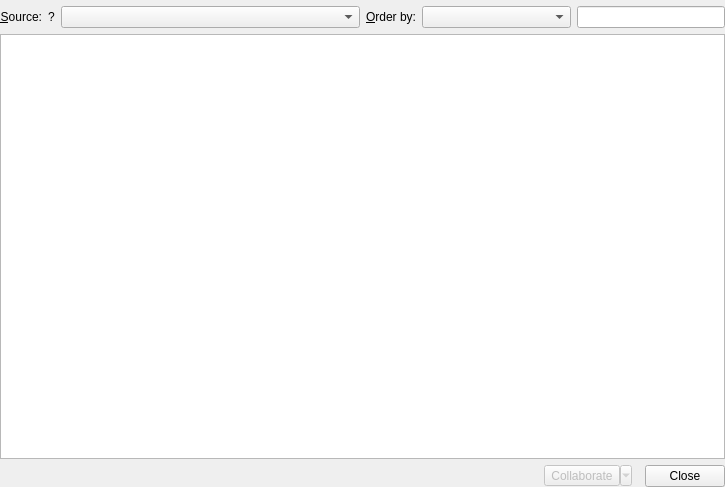
Old version of the form knewstuff/knewstuff3/ui/DownloadDialog.ui in the repository KDE/kdelibs.
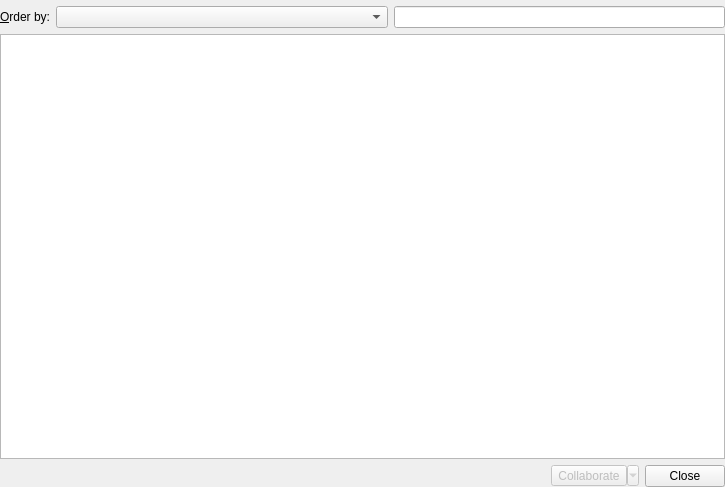
New version of the form. Custom widgets are drawn as their Qt base class.

Commit message: remove deprecated feed, entryloader, entryhandler, providerhandler classes, and set up the download dialog ui to no longer differentiate providers

Patch:
```diff
--- a/knewstuff/knewstuff3/ui/DownloadDialog.ui
+++ b/knewstuff/knewstuff3/ui/DownloadDialog.ui
@@ -19,43 +19,6 @@
    </item>
    <item>
     <layout class="QHBoxLayout">
-     <item>
-      <layout class="QHBoxLayout">
-       <item>
-        <widget class="QLabel" name="label">
-         <property name="text">
-          <string>&amp;Source:</string>
-         </property>
-         <property name="alignment">
-          <set>Qt::AlignRight|Qt::AlignTrailing|Qt::AlignVCenter</set>
-         </property>
-         <property name="buddy">
-          <cstring>m_sourceCombo</cstring>
-         </property>
-        </widget>
-       </item>
-       <item>
-        <widget class="QLabel" name="m_providerLinkLabel">
-         <property name="text">
-          <string>?</string>
-         </property>
-         <property name="openExternalLinks">
-          <bool>true</bool>
-         </property>
-        </widget>
-       </item>
-       <item>
-        <widget class="KComboBox" name="m_sourceCombo">
-         <property name="sizePolicy">
-          <sizepolicy hsizetype="Preferred" vsizetype="Fixed">
-           <horstretch>1</horstretch>
-           <verstretch>0</verstretch>
-          </sizepolicy>
-         </property>
-        </widget>
-       </item>
-      </layout>
-     </item>
      <item>
       <layout class="QHBoxLayout">
        <item>
@@ -154,6 +117,12 @@
        <property name="orientation">
         <enum>Qt::Horizontal</enum>
        </property>
+       <property name="sizeHint" stdset="0">
+        <size>
+         <width>0</width>
+         <height>0</height>
+        </size>
+       </property>
       </spacer>
      </item>
      <item>
@@ -177,21 +146,21 @@
   </layout>
  </widget>
  <customwidgets>
-  <customwidget>
-   <class>KComboBox</class>
-   <extends>QComboBox</extends>
-   <header>kcombobox.h</header>
-  </customwidget>
-  <customwidget>
-   <class>KLineEdit</class>
-   <extends>QLineEdit</extends>
-   <header>klineedit.h</header>
-  </customwidget>
   <customwidget>
    <class>KTitleWidget</class>
    <extends>QWidget</extends>
    <header>ktitlewidget.h</header>
   </customwidget>
+  <customwidget>
+   <class>KLineEdit</class>
+   <extends>QLineEdit</extends>
+   <header>klineedit.h</header>
+  </customwidget>
+  <customwidget>
+   <class>KComboBox</class>
+   <extends>QComboBox</extends>
+   <header>kcombobox.h</header>
+  </customwidget>
   <customwidget>
    <class>QProgressIndicator</class>
    <extends>QFrame</extends>
```
The commit also changes 11 other files.
